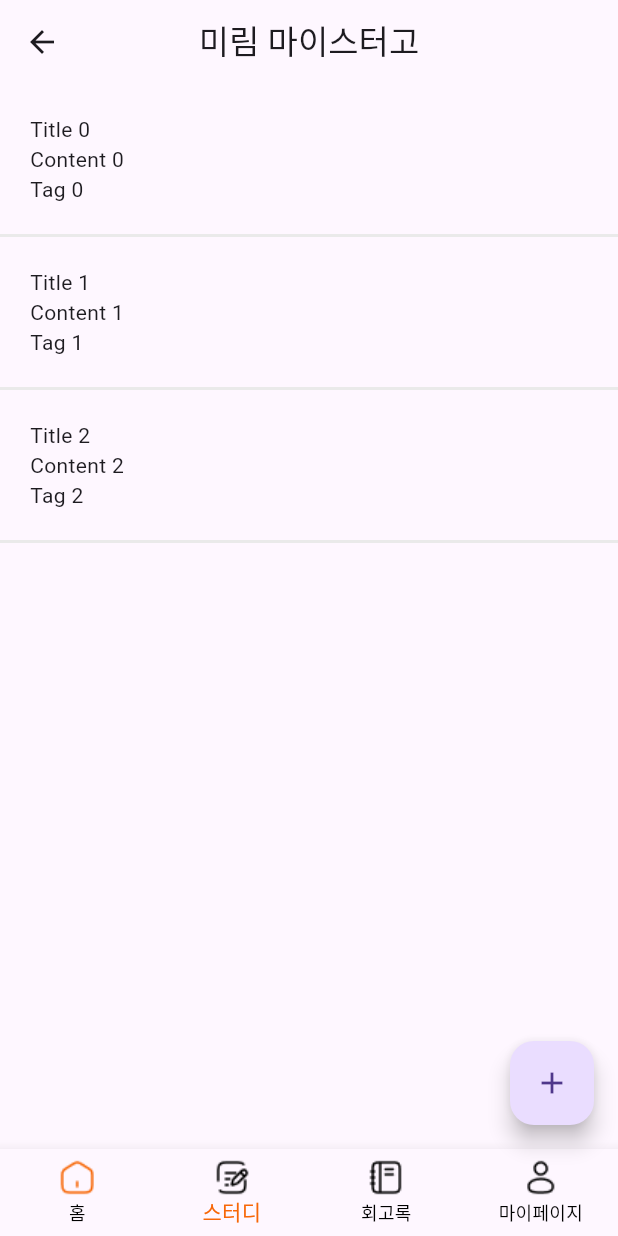
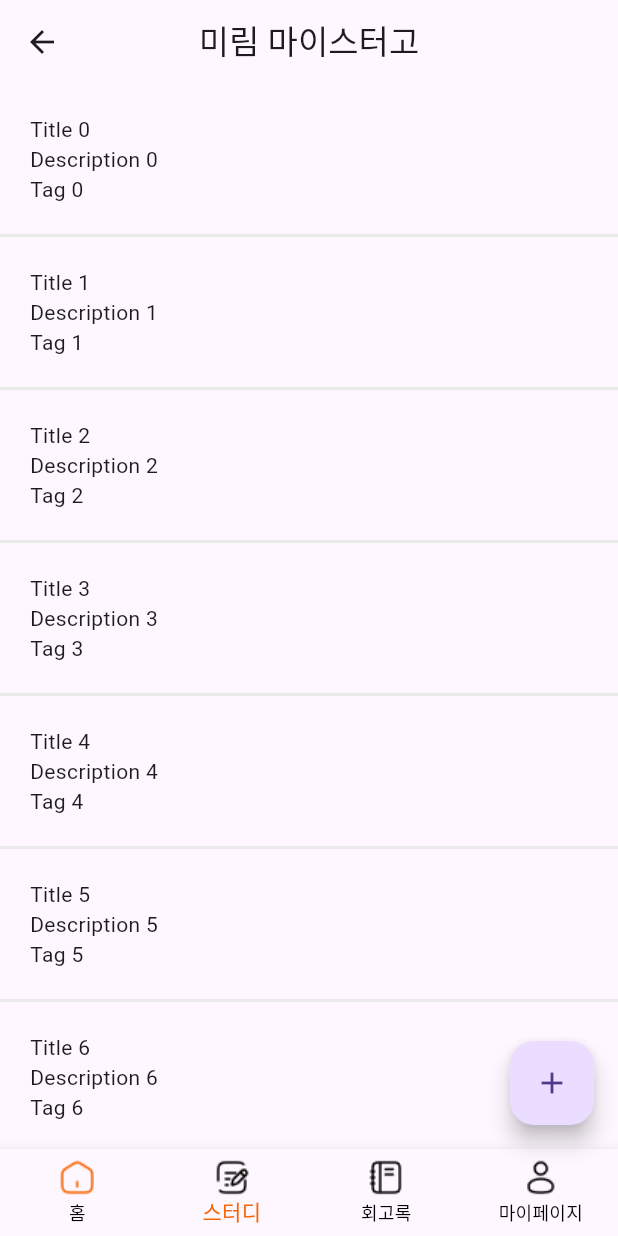
Before and after one commit to DreamOrReality/Dream-Or-Reality-Flutter, a Flutter app: the StudyScreen screen opened by its route, on a phone screen of 412 x 824 dp. Run offline on Flutter 3.47's test engine with Material 3 defaults, Android fonts, the phone set to English and light mode, and no system bars; our stand-ins replace table_calendar.

Commit message:
feat. 리스트를 동적으로 수정

```diff
--- a/lib/screens/study/study_screen.dart
+++ b/lib/screens/study/study_screen.dart
@@ -18,11 +18,16 @@ class _StudyScreenState extends State<StudyScreen> {
         title: const Text("미림 마이스터고"),
         centerTitle: true,
       ),
-      body: ListView(
-        children: List.generate(3, (index) {
-          return buildPost(
-              context, "Title $index", "Content $index", "Tag $index");
-        }),
+      // 리스트
+      body: ListView.builder(
+        itemCount: 10, // 게시글 튜플 카운트
+        itemBuilder: (BuildContext context, int index) {
+          // 여기서 각 항목에 대한 정보를 제공할 수 있도록 수정 (지안)
+          final title = 'Title $index';
+          final description = 'Description $index';
+          final tag = 'Tag $index';
+          return buildPost(context, title, description, tag);
+        },
       ),
       // 플로팅 버튼
       // TODO: 플로팅 버튼 위젯으로 추출하기 (현지)
```
